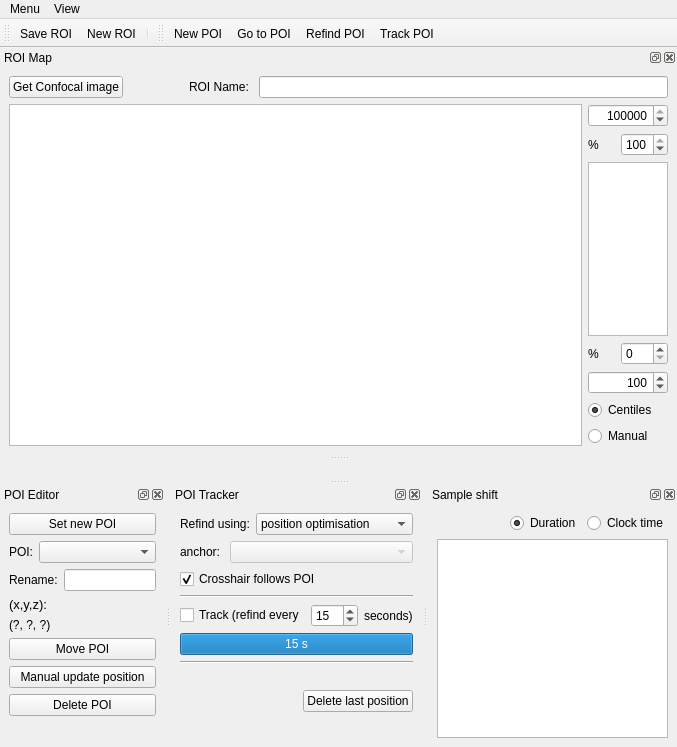
Before: the Qt Designer form gui/poimanager/ui_poimangui.ui in Ulm-IQO/qudi, drawn with Qt 5.
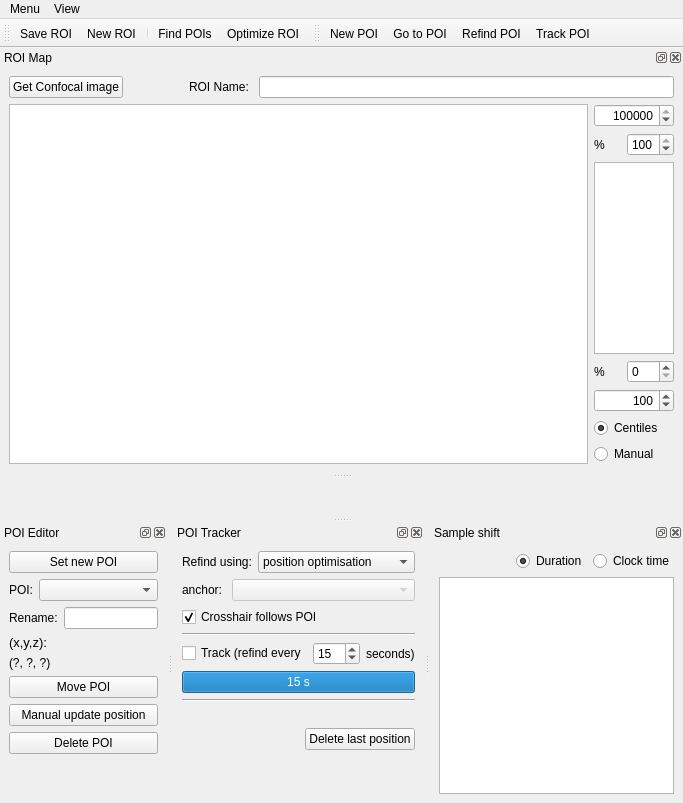
After: the same form once the commit is applied. Icons and pictures are not drawn. Custom widgets are drawn as their Qt base class.

Commit message: Basic interface for the autofinder in Poimanager GUI

```diff
--- a/gui/poimanager/ui_poimangui.ui
+++ b/gui/poimanager/ui_poimangui.ui
@@ -6,8 +6,8 @@
    <rect>
     <x>0</x>
     <y>0</y>
-    <width>677</width>
-    <height>747</height>
+    <width>683</width>
+    <height>803</height>
    </rect>
   </property>
   <property name="windowTitle">
@@ -30,8 +30,8 @@
     <rect>
      <x>0</x>
      <y>0</y>
-     <width>677</width>
-     <height>20</height>
+     <width>683</width>
+     <height>29</height>
     </rect>
    </property>
    <widget class="QMenu" name="menuMenu">
@@ -80,6 +80,8 @@
    <addaction name="save_roi_Action"/>
    <addaction name="new_roi_Action"/>
    <addaction name="separator"/>
+   <addaction name="autofind_pois_Action"/>
+   <addaction name="optimize_roi_Action"/>
   </widget>
   <widget class="QDockWidget" name="poi_editor_dockWidget">
    <property name="windowTitle">
@@ -934,6 +936,22 @@
     <string>Reorient ROI</string>
    </property>
   </action>
+  <action name="autofind_pois_Action">
+   <property name="text">
+    <string>Find POIs</string>
+   </property>
+   <property name="toolTip">
+    <string>Automatically search the image for POIs</string>
+   </property>
+  </action>
+  <action name="optimize_roi_Action">
+   <property name="text">
+    <string>Optimize ROI</string>
+   </property>
+   <property name="toolTip">
+    <string>Optimize ROI by refinding and moving all POIs to their optimal positions.  This procedure makes the ROI map fully internally consistent.</string>
+   </property>
+  </action>
  </widget>
  <customwidgets>
   <customwidget>
```
Left out of the diff: 5 changed lines with no effect on the pictures. The commit also changes 2 other files.
